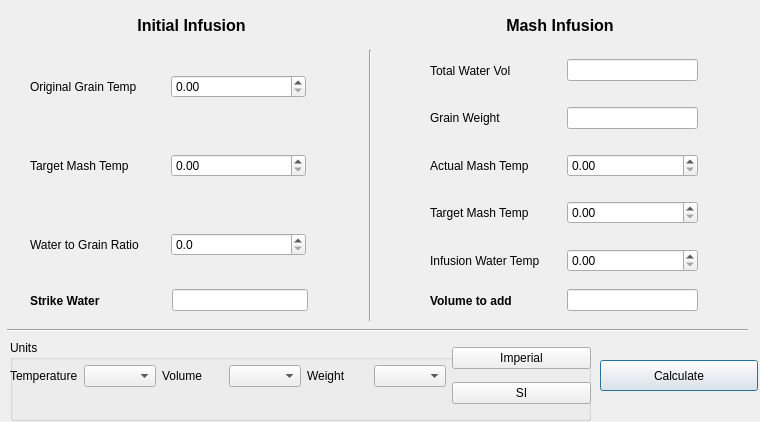
First picture: the form in ui/strikeWaterDialog.ui, repository Brewtarget/brewtarget, before the edit.
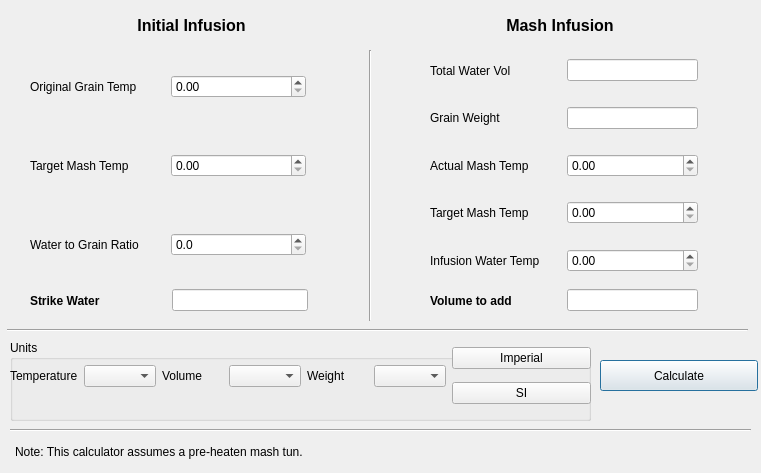
Second picture: the form after the edit.

Commit message:
Added a note regarding the mash tun thermodynamics.
  - Fixed a typo introduced in my last commit in the tr() commands.
  - Added a note in the dialog about the assumption of a pre-heaten
    mash tun as was suggested by Raoul.

Patch:
```diff
--- a/ui/strikeWaterDialog.ui
+++ b/ui/strikeWaterDialog.ui
@@ -6,8 +6,8 @@
    <rect>
     <x>0</x>
     <y>0</y>
-    <width>760</width>
-    <height>422</height>
+    <width>761</width>
+    <height>473</height>
    </rect>
   </property>
   <property name="windowTitle">
@@ -642,6 +642,32 @@
     <bool>true</bool>
    </property>
   </widget>
+  <widget class="Line" name="noteHline">
+   <property name="geometry">
+    <rect>
+     <x>10</x>
+     <y>420</y>
+     <width>741</width>
+     <height>20</height>
+    </rect>
+   </property>
+   <property name="orientation">
+    <enum>Qt::Horizontal</enum>
+   </property>
+  </widget>
+  <widget class="QLabel" name="Notes">
+   <property name="geometry">
+    <rect>
+     <x>15</x>
+     <y>436</y>
+     <width>731</width>
+     <height>31</height>
+    </rect>
+   </property>
+   <property name="text">
+    <string>Note: This calculator assumes a pre-heaten mash tun.</string>
+   </property>
+  </widget>
  </widget>
  <resources/>
  <connections/>
```
The commit also changes 1 other file.
